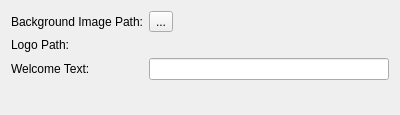
First picture: the form in themes/classic/config.ui, repository KDE/lightdm, before the edit.
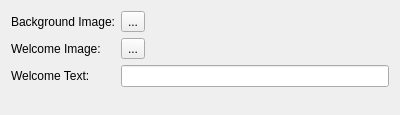
Second picture: the form after the edit. Custom widgets are drawn as their Qt base class.

Commit message: Update license information and make config use the new button.

The edit to the form file:
```diff
--- a/themes/classic/config.ui
+++ b/themes/classic/config.ui
@@ -14,7 +14,7 @@
    <item row="1" column="0">
     <widget class="QLabel" name="label">
      <property name="text">
-      <string>Background Image Path:</string>
+      <string>Background Image:</string>
      </property>
      <property name="alignment">
       <set>Qt::AlignRight|Qt::AlignTrailing|Qt::AlignVCenter</set>
@@ -24,7 +24,7 @@
    <item row="3" column="0">
     <widget class="QLabel" name="label_2">
      <property name="text">
-      <string>Logo Path:</string>
+      <string>Welcome Image:</string>
      </property>
     </widget>
    </item>
@@ -51,16 +51,6 @@
      </property>
     </spacer>
    </item>
-   <item row="3" column="1">
-    <widget class="KUrlRequester" name="kcfg_Logo">
-     <property name="filter">
-      <string/>
-     </property>
-     <property name="kcfg_property" stdset="0">
-      <string>text</string>
-     </property>
-    </widget>
-   </item>
    <item row="1" column="1">
     <widget class="SelectImageButton" name="kcfg_Background">
      <property name="text">
@@ -68,14 +58,16 @@
      </property>
     </widget>
    </item>
+   <item row="3" column="1">
+    <widget class="SelectImageButton" name="kcfg_Logo">
+     <property name="text">
+      <string>...</string>
+     </property>
+    </widget>
+   </item>
   </layout>
  </widget>
  <customwidgets>
-  <customwidget>
-   <class>KUrlRequester</class>
-   <extends>QFrame</extends>
-   <header>kurlrequester.h</header>
-  </customwidget>
   <customwidget>
    <class>SelectImageButton</class>
    <extends>QToolButton</extends>
```
The commit also changes 4 other files.
